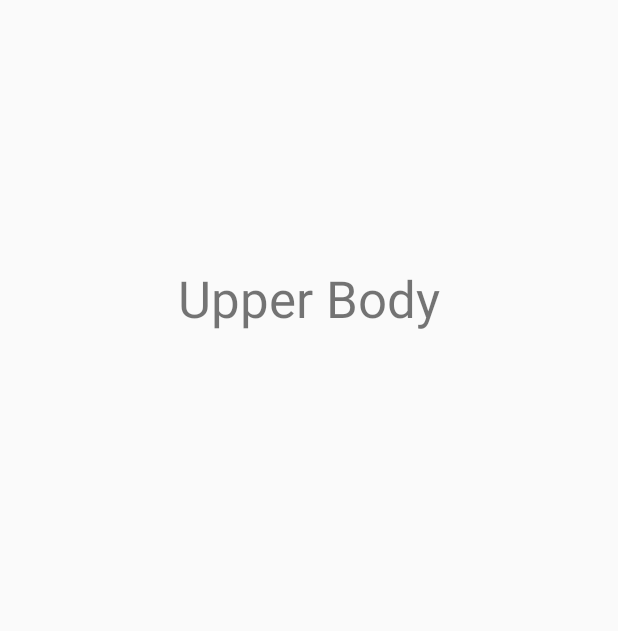
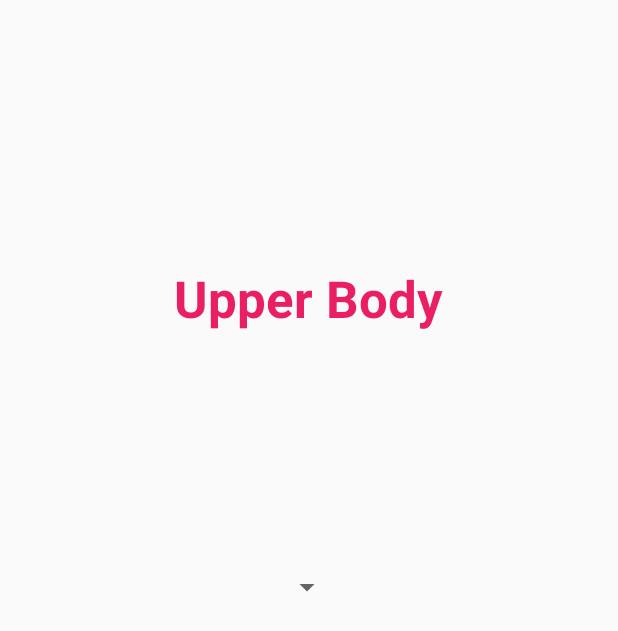
Before and after one commit to jpdcands/NavDemoPic_XML, an Android app: the screen it shows after launch (MainActivity), after a tap on "UPPER BODY", on a phone screen of 412 x 824 dp. Shown: the top 631 px of the screen. Run offline under Robolectric (Android 15) with nearby library versions, the phone set to English and light mode, and no system bars.

Commit message:
First rough spinner

```diff
--- a/app/src/main/res/layout/fragment_abs.xml
+++ b/app/src/main/res/layout/fragment_abs.xml
@@ -14,6 +14,8 @@
         android:layout_marginTop="176dp"
         android:text="Abs"
         android:textSize="34sp"
+        android:textStyle="bold"
+        android:textColor="#FFE91E63"
         app:layout_constraintEnd_toEndOf="parent"
         app:layout_constraintStart_toStartOf="parent"
         app:layout_constraintTop_toTopOf="parent" />
--- a/app/src/main/res/layout/fragment_balance.xml
+++ b/app/src/main/res/layout/fragment_balance.xml
@@ -14,6 +14,8 @@
         android:layout_marginTop="176dp"
         android:text="Balance"
         android:textSize="34sp"
+        android:textStyle="bold"
+        android:textColor="#FFE91E63"
         app:layout_constraintEnd_toEndOf="parent"
         app:layout_constraintStart_toStartOf="parent"
         app:layout_constraintTop_toTopOf="parent" />
--- a/app/src/main/res/layout/fragment_cardio.xml
+++ b/app/src/main/res/layout/fragment_cardio.xml
@@ -14,6 +14,8 @@
         android:layout_marginTop="176dp"
         android:text="Cardio"
         android:textSize="34sp"
+        android:textStyle="bold"
+        android:textColor="#FFE91E63"
         app:layout_constraintEnd_toEndOf="parent"
         app:layout_constraintStart_toStartOf="parent"
         app:layout_constraintTop_toTopOf="parent" />
--- a/app/src/main/res/layout/fragment_lower_body.xml
+++ b/app/src/main/res/layout/fragment_lower_body.xml
@@ -14,6 +14,8 @@
         android:layout_marginTop="176dp"
         android:text="Lower Body"
         android:textSize="34sp"
+        android:textStyle="bold"
+        android:textColor="#FFE91E63"
         app:layout_constraintEnd_toEndOf="parent"
         app:layout_constraintStart_toStartOf="parent"
         app:layout_constraintTop_toTopOf="parent" />
--- a/app/src/main/res/layout/fragment_other.xml
+++ b/app/src/main/res/layout/fragment_other.xml
@@ -14,6 +14,8 @@
         android:layout_marginTop="176dp"
         android:text="Other"
         android:textSize="34sp"
+        android:textStyle="bold"
+        android:textColor="#FFE91E63"
         app:layout_constraintEnd_toEndOf="parent"
         app:layout_constraintStart_toStartOf="parent"
         app:layout_constraintTop_toTopOf="parent" />
--- a/app/src/main/res/layout/fragment_upper_body.xml
+++ b/app/src/main/res/layout/fragment_upper_body.xml
@@ -13,9 +13,25 @@
         android:layout_height="wrap_content"
         android:layout_marginTop="176dp"
         android:text="Upper Body"
+        android:textColor="#FFE91E63"
         android:textSize="34sp"
+        android:textStyle="bold"
+        app:layout_constraintBottom_toTopOf="@+id/spinner"
         app:layout_constraintEnd_toEndOf="parent"
         app:layout_constraintStart_toStartOf="parent"
-        app:layout_constraintTop_toTopOf="parent" />
+        app:layout_constraintTop_toTopOf="parent"
+        app:layout_constraintVertical_bias="0.0" />
+
+    <Spinner
+        android:id="@+id/spinner"
+        android:layout_width="wrap_content"
+        android:layout_height="wrap_content"
+        android:layout_gravity="center"
+        android:text="Choose a Machine"
+        android:layout_marginBottom="328dp"
+        app:layout_constraintBottom_toBottomOf="parent"
+        app:layout_constraintEnd_toEndOf="parent"
+        app:layout_constraintHorizontal_bias="0.498"
+        app:layout_constraintStart_toStartOf="parent" />
 
 </androidx.constraintlayout.widget.ConstraintLayout>
```
Also changed, not shown: app/src/main/res/layout/fragment_main_screen.xml (+6 -6 lines).
